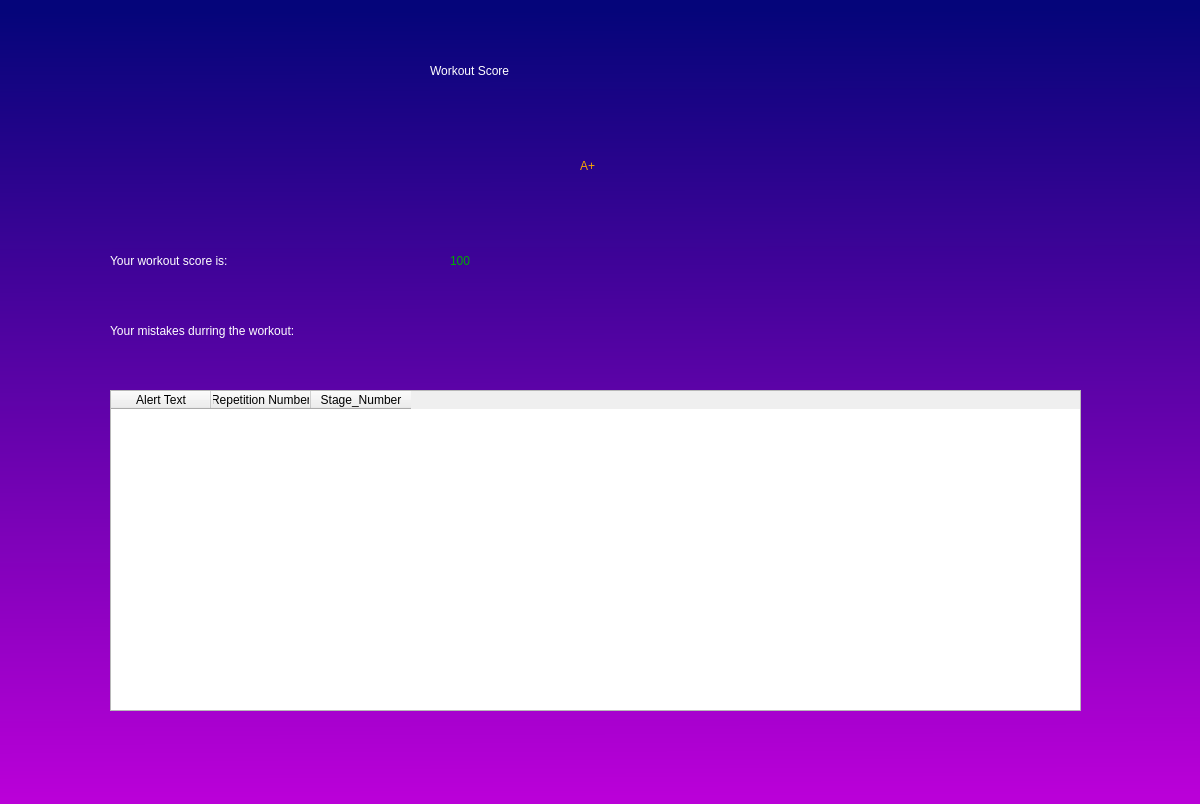
First picture: the form in ui/score.ui, repository AlonIvshin/AutomaticGymTrainer, before the edit.
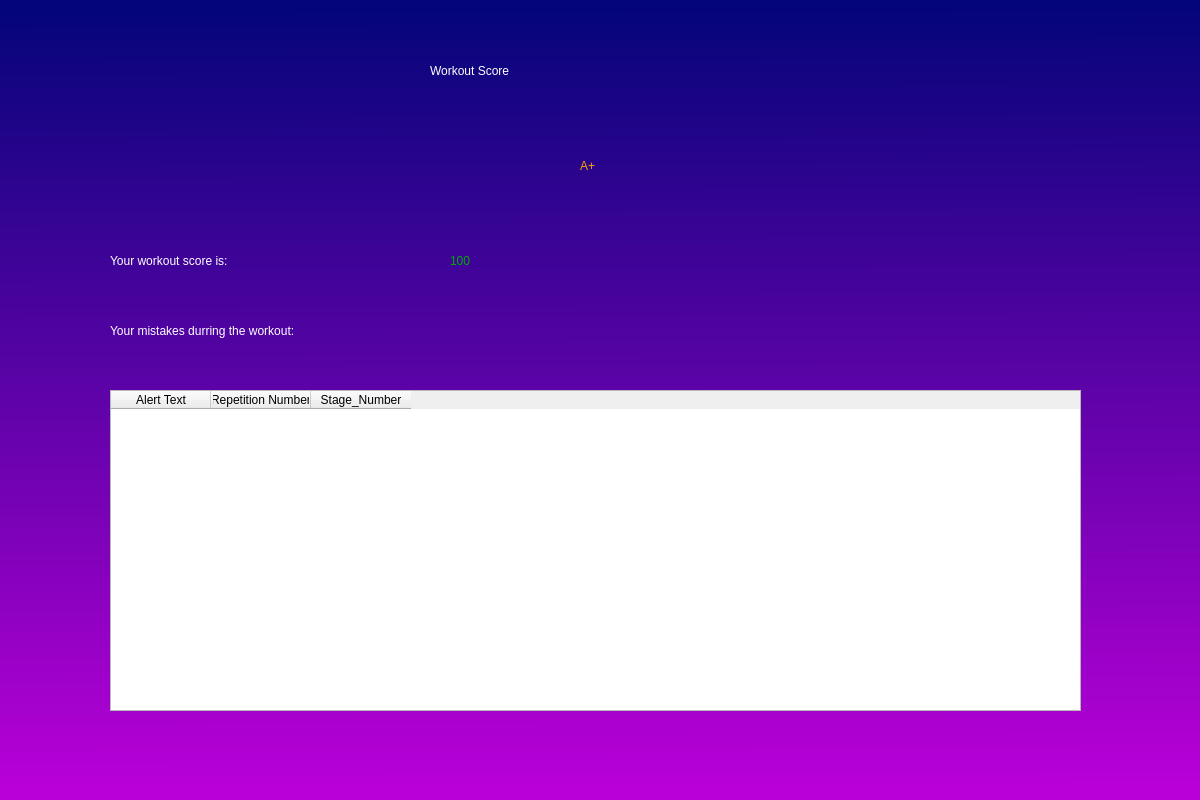
Second picture: the form after the edit.

The edit to the form file:
```diff
--- a/ui/score.ui
+++ b/ui/score.ui
@@ -7,7 +7,7 @@
     <x>0</x>
     <y>0</y>
     <width>1200</width>
-    <height>804</height>
+    <height>800</height>
    </rect>
   </property>
   <property name="windowTitle">
```
